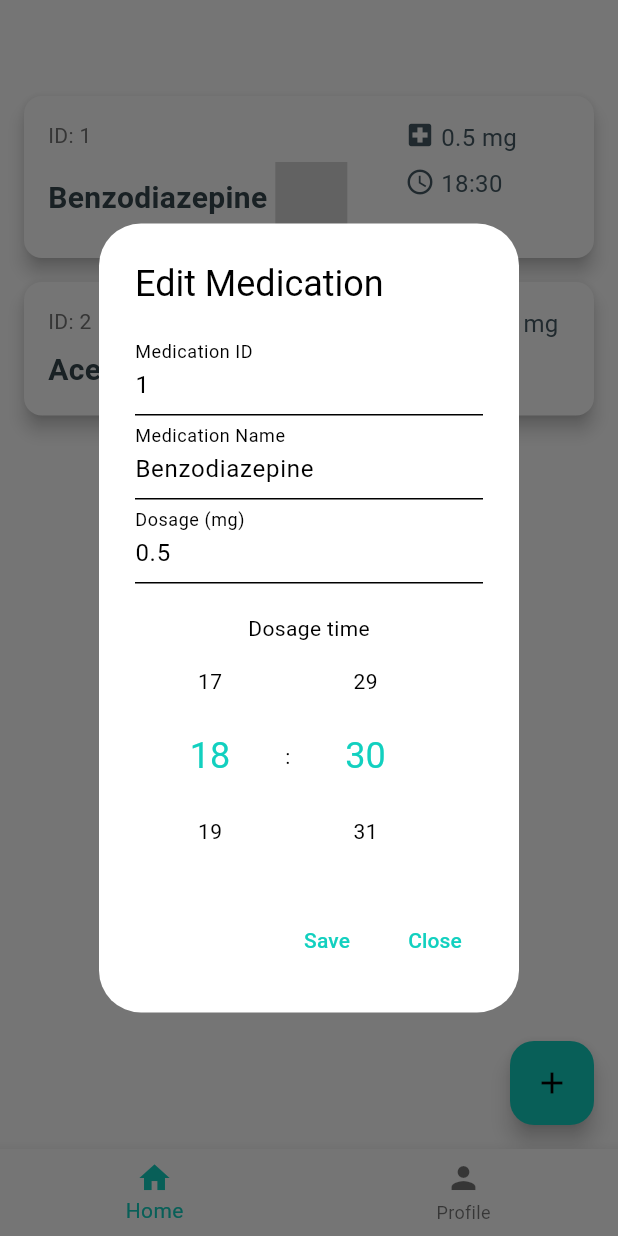
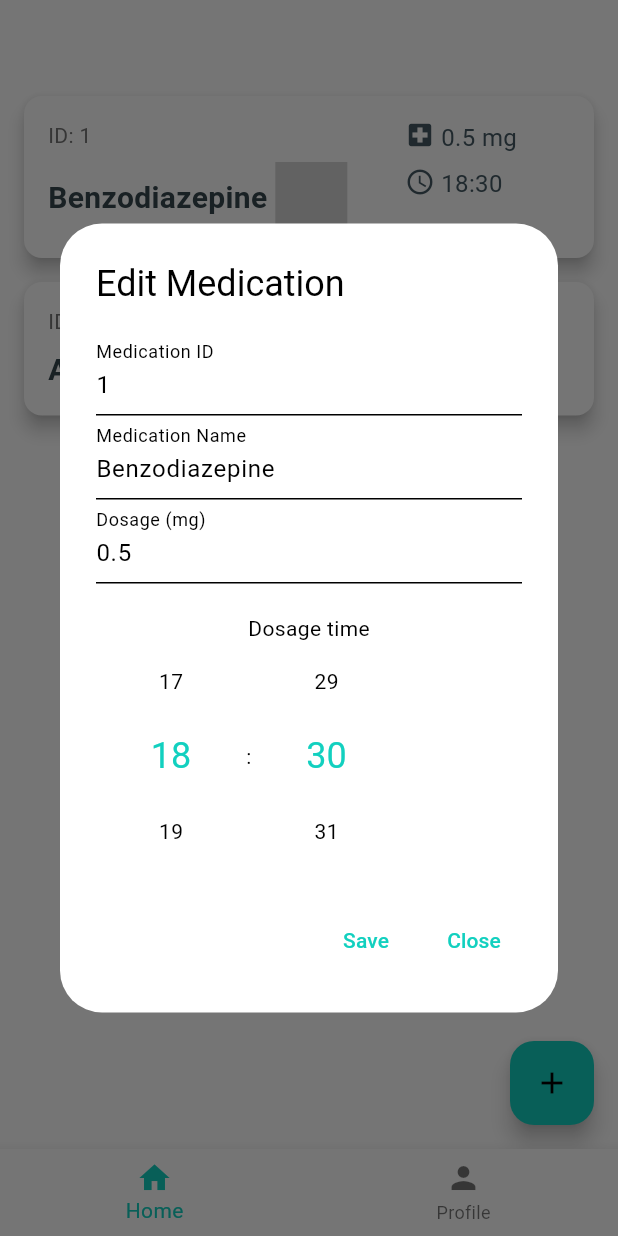
Before and after one commit to jmk-001/Flutter-Intern-Test, a Flutter app: the HomePage screen opened directly, after a tap on "ID: 1", on a phone screen of 412 x 824 dp. Run offline on Flutter 3.47's test engine with Material 3 defaults, Android fonts, the phone set to English and light mode, and no system bars; drawn by our look-alikes of numberpicker; missing offline and left inert: info_widget.

Commit message:
Contents of README added, minor improvements

```diff
--- a/flutter_intern_test/lib/models/doctor.dart
+++ b/flutter_intern_test/lib/models/doctor.dart
@@ -1,3 +1,6 @@
+/// This class represents a Doctor.
+///
+/// It stores doctor's ID, name, and phone number.
 class Doctor {
   final int _id;
   final String _name;
--- a/flutter_intern_test/lib/models/medication.dart
+++ b/flutter_intern_test/lib/models/medication.dart
@@ -1,5 +1,8 @@
 import 'package:flutter/material.dart';
 
+/// This class represents a medication.
+///
+/// It stores medication's ID, name, the time it should  be taken, and the dosage amount.
 class Medication {
   final int _id;
   final String _name;
--- a/flutter_intern_test/lib/models/medication_manager.dart
+++ b/flutter_intern_test/lib/models/medication_manager.dart
@@ -2,7 +2,13 @@ import 'package:flutter/material.dart';
 import 'doctor.dart';
 import 'package:flutter_intern_test/models/prescription_medication.dart';
 
+/// This class performs state management of a list of PrescriptionMedication using ChangeNotifier.
+///
+/// Provides methods to add, remove, and update an object of PrescriptionMedication.
 class MedicationManager with ChangeNotifier {
+  // List containing meds (rendered by medication_list.dart).
+  // Two example entries have been added for test purposes
+  // To be emptied before deployment
   final List<PrescriptionMedication> _meds = [
     PrescriptionMedication(
       id: 1,
--- a/flutter_intern_test/lib/models/prescription_medication.dart
+++ b/flutter_intern_test/lib/models/prescription_medication.dart
@@ -2,6 +2,10 @@ import 'package:flutter/material.dart';
 import 'package:flutter_intern_test/models/doctor.dart';
 import 'package:flutter_intern_test/models/medication.dart';
 
+/// This class represents prescribable and purchasable medications.
+///
+/// It stores medication's ID, name, the time it should  be taken, dosage amount,
+/// and optionally (if prescribed) the doctor who prescribed this medication.
 class PrescriptionMedication extends Medication {
   final Doctor? _doctor;
 
--- a/flutter_intern_test/lib/pages/edit_medication_overlay.dart
+++ b/flutter_intern_test/lib/pages/edit_medication_overlay.dart
@@ -3,6 +3,7 @@ import 'package:flutter_intern_test/models/prescription_medication.dart';
 import 'package:flutter_intern_test/models/medication_manager.dart';
 import 'package:numberpicker/numberpicker.dart';
 
+/// This class provides an overlay to edit a PrescriptionMedication element in an array.
 class EditMedicationOverlay extends StatelessWidget {
   final MedicationManager manager;
   final PrescriptionMedication med;
@@ -21,7 +22,8 @@ class EditMedicationOverlay extends StatelessWidget {
     _nameTextController.text = med.name;
     _dosageTextController.text = med.dose.toString();
     _timeTextController.text = med.time.toString();
-    return Column(
+    return SingleChildScrollView(
+        child: Column(
       mainAxisSize: MainAxisSize.min,
       children: [
         TextFormField(
@@ -79,16 +81,17 @@ class EditMedicationOverlay extends StatelessWidget {
           ],
         )
       ],
-    );
+    ));
   }
 
+  // Opens a dialog containing widgets defined by this class
   void showAddMedicationOverlay(BuildContext context) {
     showDialog(
       context: context,
       builder: (BuildContext context) {
         return AlertDialog(
           title: const Text("Edit Medication"),
-          content: this,
+          content: SizedBox(width: 500, child: this),
           actions: [
             TextButton(
               child: const Text("Save"),
--- a/flutter_intern_test/lib/pages/home_page.dart
+++ b/flutter_intern_test/lib/pages/home_page.dart
@@ -2,6 +2,7 @@ import 'package:flutter/material.dart';
 import 'home_screen.dart';
 import 'profile_screen.dart';
 
+/// This class holds all elements from AppBar until the bottom navigation bar
 class HomePage extends StatefulWidget {
   const HomePage({super.key});
 
@@ -9,12 +10,13 @@ class HomePage extends StatefulWidget {
   HomePageState createState() => HomePageState();
 }
 
+/// This class reserves the current state (screen chosen)
 class HomePageState extends State<HomePage> {
   int _selectedIndex = 0;
 
   final List<Widget> _pages = [
-    HomeScreen(),
-    ProfileScreen(),
+    const HomeScreen(),
+    const ProfileScreen(),
   ];
 
   void _onItemTapped(int index) {
@@ -26,6 +28,7 @@ class HomePageState extends State<HomePage> {
   @override
   Widget build(BuildContext context) {
     return Scaffold(
+      // Back button removed, no text for minimalistic design
       appBar: AppBar(automaticallyImplyLeading: false),
       body: _pages[_selectedIndex],
       bottomNavigationBar: BottomNavigationBar(
--- a/flutter_intern_test/lib/pages/home_screen.dart
+++ b/flutter_intern_test/lib/pages/home_screen.dart
@@ -4,6 +4,8 @@ import 'package:flutter_intern_test/models/medication_manager.dart';
 import 'package:flutter_intern_test/pages/add_medication_overlay.dart';
 import 'package:provider/provider.dart';
 
+/// This class provides elements within the HomeScreen.
+/// Elements include: ListView (list of meds) and FloatingActionButton (adding a new med).
 class HomeScreen extends StatelessWidget {
   const HomeScreen({super.key});
 
--- a/flutter_intern_test/lib/pages/profile_screen.dart
+++ b/flutter_intern_test/lib/pages/profile_screen.dart
@@ -1,6 +1,7 @@
 import 'package:flutter/material.dart';
 import 'package:flutter_intern_test/pages/login_screen.dart';
 
+/// This class provides a logout screen used to navigate out to the Login screen.
 class ProfileScreen extends StatelessWidget {
   const ProfileScreen({super.key});
 
```
Also changed, not shown: flutter_intern_test/lib/components/medication_list.dart (+5 -4 lines), flutter_intern_test/lib/main.dart (+4 -3 lines), flutter_intern_test/lib/pages/add_medication_overlay.dart (+14 -1 lines), flutter_intern_test/lib/pages/login_screen.dart (+18 -6 lines), 1 other file.
